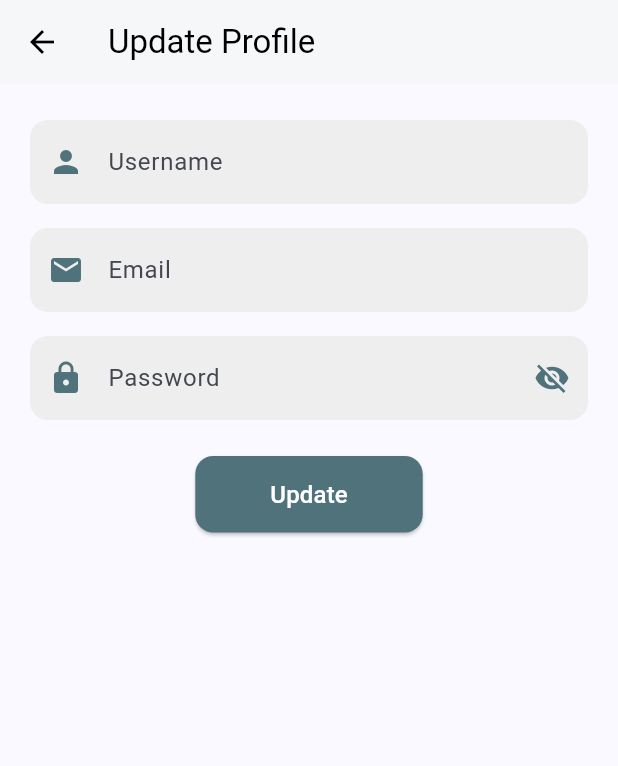
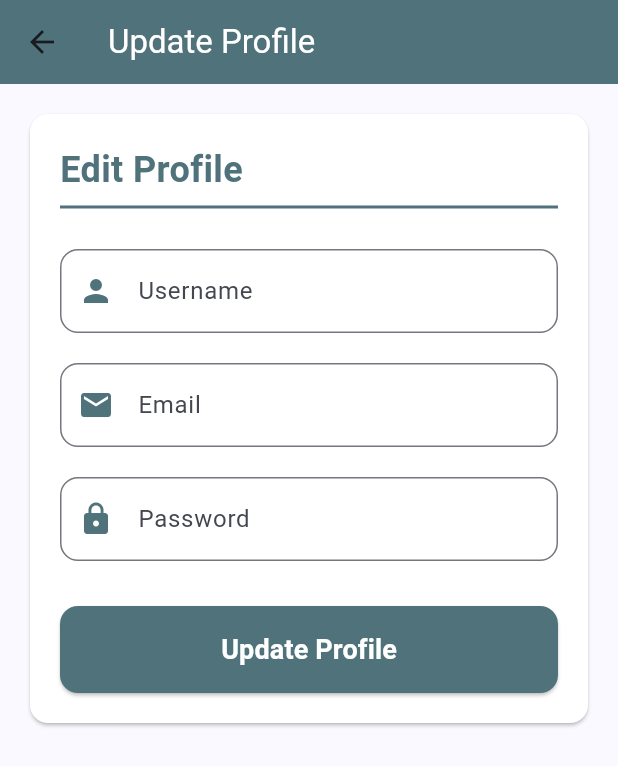
Before and after one commit to bintangyosua/EMMA, a Flutter app: the screen it shows once a user with an empty profile is signed in, item 3 of the bottom bar chosen, after a tap on "Update Profile", on a phone screen of 412 x 824 dp. Shown: the top 766 px of the screen. Run offline on Flutter 3.47's test engine with Material 3 defaults, Android fonts, the phone set to English and light mode, and no system bars; our stand-ins replace cloud_firestore, firebase_auth, firebase_core, flutter_dotenv, google_generative_ai; accounts and stored records are empty.

Commit message:
already fixed?

```diff
--- a/lib/navigation-bar/update_profile.dart
+++ b/lib/navigation-bar/update_profile.dart
@@ -16,8 +16,6 @@ class _UpdateProfilePageState extends State<UpdateProfilePage> {
   final _usernameController = TextEditingController();
   final _emailController = TextEditingController();
   final _passwordController = TextEditingController();
-  bool _isPasswordChanged = false;
-  bool _isPasswordVisible = false;
   String? _errorMessage;
 
   @override
@@ -37,44 +35,30 @@ class _UpdateProfilePageState extends State<UpdateProfilePage> {
 
       _usernameController.text = userDoc['name'];
       _emailController.text = userDoc['email'];
-      _passwordController.text = decryptPassword(userDoc['password']);
+      _passwordController.text = userDoc['password'];
     }
-  }
-
-  String decryptPassword(String encryptedPassword) {
-    return encryptedPassword; // Placeholder
-  }
-
-  String encryptPassword(String plainPassword) {
-    return plainPassword; // Placeholder
   }
 
   Future<void> updateProfile() async {
     try {
       User? currentUser = FirebaseAuth.instance.currentUser;
       if (currentUser != null) {
-        Map<String, dynamic> updatedData = {
-          'name': _usernameController.text,
-          'email': _emailController.text,
-        };
-
-        // Cek jika password diubah
-        if (_isPasswordChanged) {
-          String encryptedPassword = encryptPassword(_passwordController.text);
-          updatedData['password'] = encryptedPassword;
-
-          // Perbarui password di FirebaseAuth
-          await currentUser.updatePassword(_passwordController.text);
-        }
-
-        // Perbarui data di Firestore
+        // Update Firestore document
+        try {
           await FirebaseFirestore.instance
               .collection('users')
               .doc(currentUser.uid)
-            .update(updatedData);
+              .update({
+            'name': _usernameController.text,
+            'email': _emailController.text,
+            'password': _passwordController.text,
+          });
 
-        // Cek jika email diubah dan pastikan pengguna sudah memverifikasi emailnya
+          // Optionally, update the Firebase Auth email or password
+          await currentUser.updateEmail(_emailController.text);
+          await currentUser.updatePassword(_passwordController.text);
 
+          // Show a success message
           ScaffoldMessenger.of(context).showSnackBar(const SnackBar(
             content: Text("Profile updated successfully!"),
           ));
@@ -82,10 +66,13 @@ class _UpdateProfilePageState extends State<UpdateProfilePage> {
           widget.reloadDataCallback();
           // Navigate back to profile page
           Navigator.pop(context);
+        } catch (e) {
+          print(e);
+        }
       }
     } catch (e) {
       setState(() {
-        _errorMessage = e.toString();
+        _errorMessage = "Update failed. Please try again.";
       });
     }
   }
@@ -94,60 +81,93 @@ class _UpdateProfilePageState extends State<UpdateProfilePage> {
   Widget build(BuildContext context) {
     return Scaffold(
       appBar: AppBar(
-        title: Align(
-          alignment: Alignment.centerLeft,
-          child: const Text(
+        title: const Text(
           "Update Profile",
-            style: TextStyle(color: Colors.black),
+          style: TextStyle(color: Colors.white),
         ),
-        ),
-        backgroundColor: Colors.white,
-        elevation: 1,
-        iconTheme: const IconThemeData(color: Colors.black),
+        backgroundColor: AppColors.color2,
       ),
       body: SingleChildScrollView(
         child: Padding(
-          padding: const EdgeInsets.symmetric(horizontal: 20.0, vertical: 24.0),
+          padding: const EdgeInsets.all(16.0),
+          child: Card(
+            color: Colors.white,
+            child: Padding(
+              padding: const EdgeInsets.all(20.0),
               child: Column(
-            crossAxisAlignment: CrossAxisAlignment.center,
+                crossAxisAlignment: CrossAxisAlignment.start,
                 children: [
-              _buildTextField(
+                  const Text(
+                    "Edit Profile",
+                    style: TextStyle(
+                      fontSize: 24,
+                      fontWeight: FontWeight.bold,
+                      color: AppColors.color2,
+                    ),
+                  ),
+                  const Divider(thickness: 2, color: AppColors.color2),
+                  const SizedBox(height: 20),
+                  TextField(
                     controller: _usernameController,
-                label: "Username",
-                icon: Icons.person,
+                    decoration: InputDecoration(
+                      labelText: 'Username',
+                      prefixIcon: Icon(Icons.person, color: AppColors.color2),
+                      border: OutlineInputBorder(
+                        borderRadius: BorderRadius.circular(12),
                       ),
-              const SizedBox(height: 16),
-              _buildTextField(
+                    ),
+                  ),
+                  const SizedBox(height: 20),
+                  TextField(
                     controller: _emailController,
-                label: "Email",
-                icon: Icons.email,
-                inputType: TextInputType.emailAddress,
+                    decoration: InputDecoration(
+                      labelText: 'Email',
+                      prefixIcon: Icon(Icons.email, color: AppColors.color2),
+                      border: OutlineInputBorder(
+                        borderRadius: BorderRadius.circular(12),
                       ),
-              const SizedBox(height: 16),
-              _buildPasswordField(),
+                    ),
+                    keyboardType: TextInputType.emailAddress,
+                  ),
+                  const SizedBox(height: 20),
+                  TextField(
+                    controller: _passwordController,
+                    decoration: InputDecoration(
+                      labelText: 'Password',
+                      prefixIcon: Icon(Icons.lock, color: AppColors.color2),
+                      border: OutlineInputBorder(
+                        borderRadius: BorderRadius.circular(12),
+                      ),
+                    ),
+                    obscureText: true,
+                  ),
                   if (_errorMessage != null)
                     Padding(
-                  padding: const EdgeInsets.only(top: 12.0),
+                      padding: const EdgeInsets.only(top: 10),
                       child: Text(
                         _errorMessage!,
                         style: const TextStyle(color: Colors.red),
                       ),
                     ),
-              const SizedBox(height: 24),
-              Center(
+                  const SizedBox(height: 30),
+                  SizedBox(
+                    width: double.infinity,
                     child: ElevatedButton(
                       onPressed: updateProfile,
                       style: ElevatedButton.styleFrom(
                         backgroundColor: AppColors.color2,
-                    padding: const EdgeInsets.symmetric(
-                        vertical: 14, horizontal: 50),
+                        padding: const EdgeInsets.symmetric(vertical: 16),
                         shape: RoundedRectangleBorder(
                           borderRadius: BorderRadius.circular(12),
                         ),
                       ),
                       child: const Text(
-                    "Update",
-                    style: TextStyle(fontSize: 16, color: Colors.white),
+                        "Update Profile",
+                        style: TextStyle(
+                          fontSize: 18,
+                          fontWeight: FontWeight.bold,
+                          color: Colors.white,
+                        ),
                       ),
                     ),
                   ),
@@ -155,67 +175,6 @@ class _UpdateProfilePageState extends State<UpdateProfilePage> {
               ),
             ),
           ),
-    );
-  }
-
-  Widget _buildTextField({
-    required TextEditingController controller,
-    required String label,
-    required IconData icon,
-    TextInputType inputType = TextInputType.text,
-  }) {
-    return TextField(
-      controller: controller,
-      keyboardType: inputType,
-      decoration: InputDecoration(
-        labelText: label,
-        prefixIcon: Icon(icon, color: AppColors.color2),
-        filled: true,
-        fillColor: Colors.grey[200],
-        border: OutlineInputBorder(
-          borderRadius: BorderRadius.circular(12),
-          borderSide: BorderSide.none,
-        ),
-        focusedBorder: OutlineInputBorder(
-          borderSide: BorderSide(color: AppColors.color2, width: 2),
-          borderRadius: BorderRadius.circular(12),
-        ),
-      ),
-    );
-  }
-
-  Widget _buildPasswordField() {
-    return TextField(
-      controller: _passwordController,
-      obscureText: !_isPasswordVisible,
-      onChanged: (value) {
-        if (value != decryptPassword(_passwordController.text)) {
-          _isPasswordChanged = true;
-        }
-      },
-      decoration: InputDecoration(
-        labelText: "Password",
-        prefixIcon: const Icon(Icons.lock, color: AppColors.color2),
-        suffixIcon: IconButton(
-          icon: Icon(
-            _isPasswordVisible ? Icons.visibility : Icons.visibility_off,
-            color: AppColors.color2,
-          ),
-          onPressed: () {
-            setState(() {
-              _isPasswordVisible = !_isPasswordVisible;
-            });
-          },
-        ),
-        filled: true,
-        fillColor: Colors.grey[200],
-        border: OutlineInputBorder(
-          borderRadius: BorderRadius.circular(12),
-          borderSide: BorderSide.none,
-        ),
-        focusedBorder: OutlineInputBorder(
-          borderSide: BorderSide(color: AppColors.color2, width: 2),
-          borderRadius: BorderRadius.circular(12),
         ),
       ),
     );
```
Lines whose indentation alone changed are shown as unchanged.
